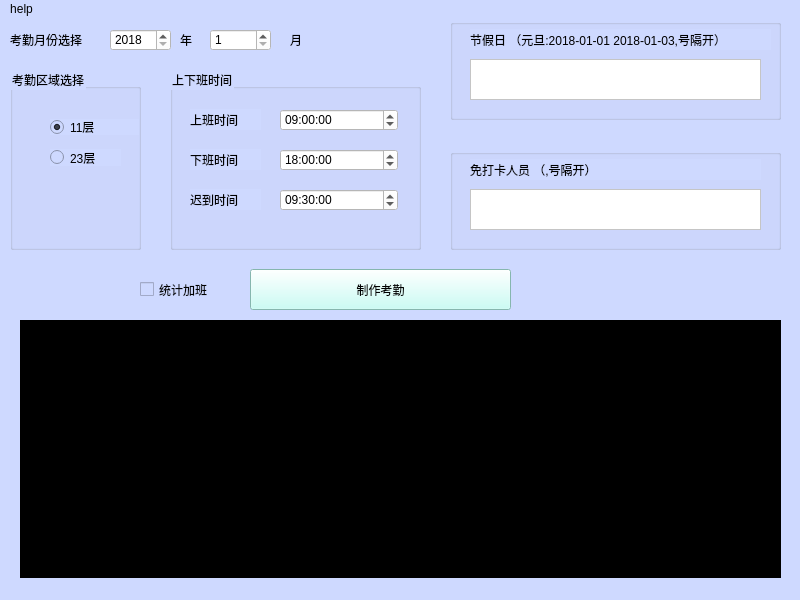
Above: attendan.ui from xuyonggit/attendance before the change. Below: the same form after it.
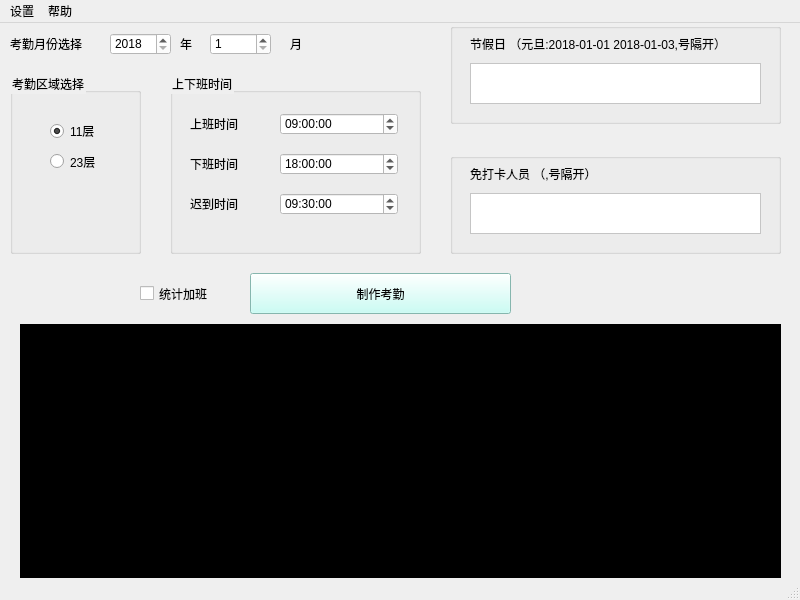
That is the form after the change.

What changed in the file:
```diff
--- a/attendan.ui
+++ b/attendan.ui
@@ -14,7 +14,7 @@
    <string>考勤管理系统</string>
   </property>
   <property name="styleSheet">
-   <string notr="true">background-color: rgb(206, 217, 255);</string>
+   <string notr="true">alternate-background-color: rgb(255, 255, 127);</string>
   </property>
   <widget class="QWidget" name="centralwidget">
    <widget class="QTextBrowser" name="textBrowser">
@@ -99,6 +99,9 @@
       <height>181</height>
      </rect>
     </property>
+    <property name="styleSheet">
+     <string notr="true"/>
+    </property>
     <property name="title">
      <string>考勤区域选择</string>
     </property>
@@ -468,12 +471,19 @@
    </property>
    <widget class="QMenu" name="menuhelp">
     <property name="title">
-     <string>help</string>
+     <string>帮助</string>
     </property>
     <addaction name="separator"/>
     <addaction name="separator"/>
     <addaction name="action_2"/>
    </widget>
+   <widget class="QMenu" name="menu">
+    <property name="title">
+     <string>设置</string>
+    </property>
+    <addaction name="action_3"/>
+   </widget>
+   <addaction name="menu"/>
    <addaction name="menuhelp"/>
   </widget>
   <widget class="QStatusBar" name="statusbar"/>
```
Left out of the diff: 11 changed lines with no effect on the pictures.
